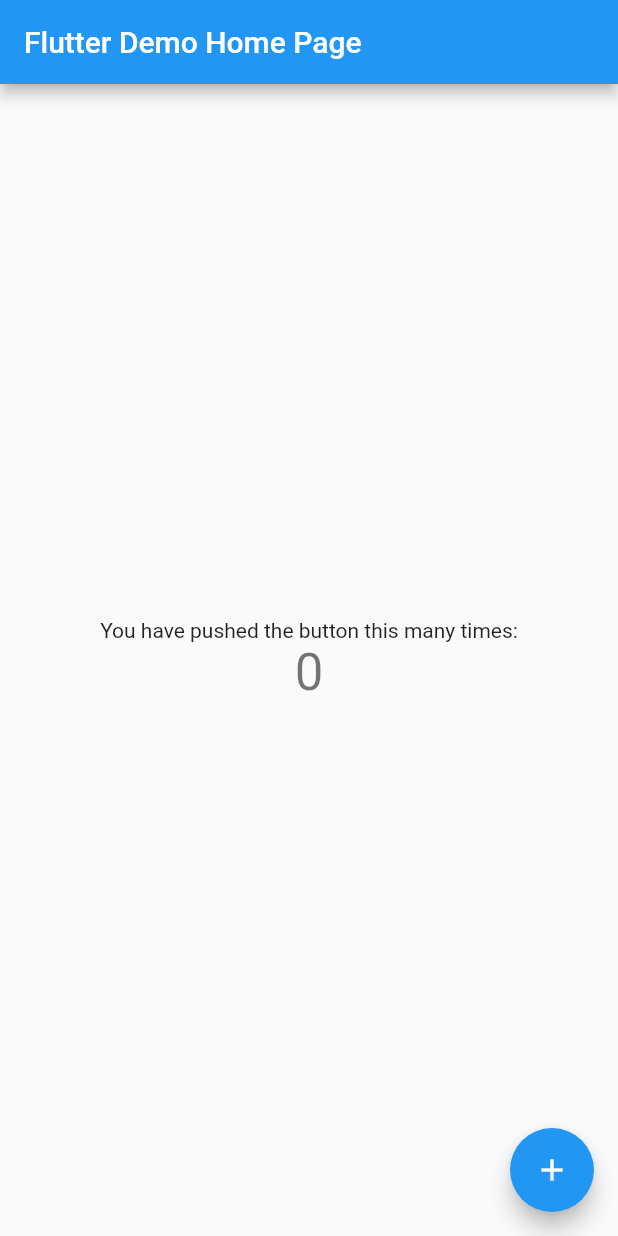
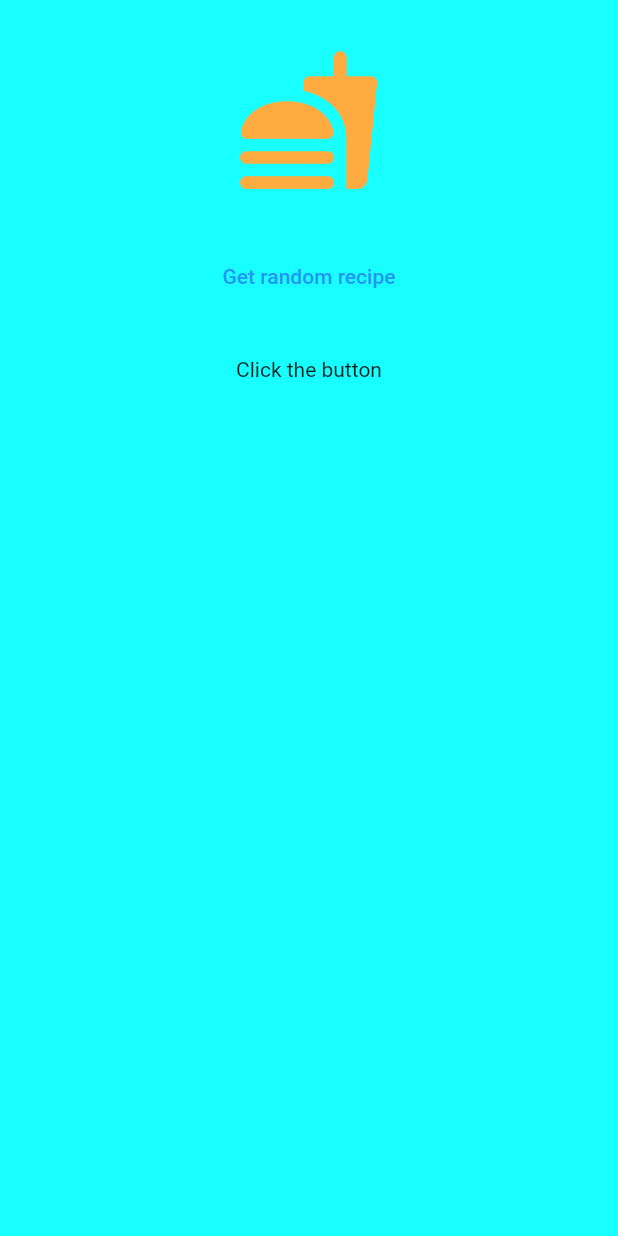
Before and after one commit to Flashrow/RandomLunch, a Flutter app: the screen it shows after launch, on a phone screen of 412 x 824 dp. Run offline on Flutter 3.47's test engine with Material 2 defaults, Android fonts, the phone set to English and light mode, and no system bars; our stand-ins replace bloc, dio, flutter_bloc, flutter_dotenv, flutter_secure_storage, freezed_annotation and 5 more; generated files the repository leaves out were written again.

Commit message:
dependency injection, presentation layer

```diff
--- a/lib/main.dart
+++ b/lib/main.dart
@@ -1,11 +1,36 @@
+import 'dart:async';
+
 import 'package:flutter/material.dart';
+import 'package:flutter_dotenv/flutter_dotenv.dart';
+import 'package:logger/logger.dart';
+import 'package:random_lunch/src/presentation/views/base_screen.dart';
 
-void main() {
-  runApp(const MyApp());
+import 'injection.dart' as service_locator;
+
+void main() async {
+  GlobalKey<NavigatorState> navigatorKey = GlobalKey<NavigatorState>();
+  runZonedGuarded(() async {
+    WidgetsFlutterBinding.ensureInitialized();
+    try {
+      await dotenv.load(fileName: ".env");
+    } catch (e) {
+      Logger().i("Dotenv not loaded");
+      Logger().i(e);
+    }
+    service_locator.init();
+    runApp(MyApp(key: navigatorKey));
+  }, (error, stackTrace) {
+    if (navigatorKey.currentContext != null) {
+      ScaffoldMessenger.of(navigatorKey.currentContext!)
+          .showSnackBar(const SnackBar(
+        content: Text("Error occurred"),
+      ));
+    }
+  });
 }
 
 class MyApp extends StatelessWidget {
-  const MyApp({Key? key}) : super(key: key);
+  MyApp({Key? key}) : super(key: key);
 
   @override
   Widget build(BuildContext context) {
@@ -14,53 +39,7 @@ class MyApp extends StatelessWidget {
       theme: ThemeData(
         primarySwatch: Colors.blue,
       ),
-      home: const MyHomePage(title: 'Flutter Demo Home Page'),
+      home: BaseScreen(),
     );
   }
 }
-
-class MyHomePage extends StatefulWidget {
-  const MyHomePage({Key? key, required this.title}) : super(key: key);
-  final String title;
-
-  @override
-  State<MyHomePage> createState() => _MyHomePageState();
-}
-
-class _MyHomePageState extends State<MyHomePage> {
-  int _counter = 0;
-
-  void _incrementCounter() {
-    setState(() {
-      _counter++;
-    });
-  }
-
-  @override
-  Widget build(BuildContext context) {
-    return Scaffold(
-      appBar: AppBar(
-        title: Text(widget.title),
-      ),
-      body: Center(
-        child: Column(
-          mainAxisAlignment: MainAxisAlignment.center,
-          children: <Widget>[
-            const Text(
-              'You have pushed the button this many times:',
-            ),
-            Text(
-              '$_counter',
-              style: Theme.of(context).textTheme.headline4,
-            ),
-          ],
-        ),
-      ),
-      floatingActionButton: FloatingActionButton(
-        onPressed: _incrementCounter,
-        tooltip: 'Increment',
-        child: const Icon(Icons.add),
-      ),
-    );
-  }
-}
--- a/lib/src/data/data_sources/food_data_source.dart
+++ b/lib/src/data/data_sources/food_data_source.dart
@@ -1,9 +1,9 @@
 import 'package:random_lunch/src/data/models/food_trivia_model.dart';
-import 'package:random_lunch/src/data/models/recipe_model.dart';
+import 'package:random_lunch/src/data/models/recipes_model.dart';
 
 abstract class FoodDataSource {
   Future<FoodTriviaModel> getRandomFoodTrivia();
-  Future<List<RecipeModel>> getRandomRecipe({
+  Future<RecipesModel> getRandomRecipe({
     required bool limitLicense,
     required String tags,
     required int number,
--- a/lib/src/data/data_sources/remote_data_source/endpoints.dart
+++ b/lib/src/data/data_sources/remote_data_source/endpoints.dart
@@ -1,4 +1,4 @@
 class Endpoints {
-  static const String randomFoodTrivia = ""; // TODO
-  static const String randomRecipe = ""; // TODO
+  static const String randomFoodTrivia = "/food/trivia/random";
+  static const String randomRecipe = "/recipes/random";
 }
--- a/lib/src/data/data_sources/remote_data_source/food_remote_data_source.dart
+++ b/lib/src/data/data_sources/remote_data_source/food_remote_data_source.dart
@@ -5,6 +5,7 @@ import 'package:random_lunch/src/data/models/recipe_model.dart';
 import 'package:retrofit/http.dart';
 
 import '../../models/food_trivia_model.dart';
+import '../../models/recipes_model.dart';
 import 'endpoints.dart';
 
 part 'food_remote_data_source.g.dart';
@@ -21,7 +22,7 @@ abstract class FoodRemoteDataSource implements FoodDataSource {
 
   @override
   @GET(Endpoints.randomRecipe)
-  Future<List<RecipeModel>> getRandomRecipe({
+  Future<RecipesModel> getRandomRecipe({
     @Body() required bool limitLicense,
     @Body() required String tags,
     @Body() required int number,
--- a/lib/src/data/repositories/food_repository_implementation.dart
+++ b/lib/src/data/repositories/food_repository_implementation.dart
@@ -1,7 +1,8 @@
 import 'package:random_lunch/src/data/data_sources/food_data_source.dart';
 import 'package:random_lunch/src/data/models/food_trivia_model.dart';
-import 'package:random_lunch/src/data/models/recipe_model.dart';
 import 'package:random_lunch/src/domain/repositories/food_repository.dart';
+
+import '../models/recipes_model.dart';
 
 class FoodRepositoryImplementation implements FoodRepository {
   FoodDataSource remoteFoodDatasource;
@@ -13,7 +14,7 @@ class FoodRepositoryImplementation implements FoodRepository {
       remoteFoodDatasource.getRandomFoodTrivia();
 
   @override
-  Future<List<RecipeModel>> getRandomRecipe(
+  Future<RecipesModel> getRandomRecipe(
           {required bool limitLicense,
           required String tags,
           required int number}) =>
--- a/lib/src/domain/entities/recipe.dart
+++ b/lib/src/domain/entities/recipe.dart
@@ -1,40 +1,40 @@
 import 'dart:core';
 
 class Recipe {
-  final int id;
-  final String title;
-  final String image;
-  final String imageType;
-  final int servings;
-  final int readyInMinutes;
-  final String license;
-  final String sourceName;
-  final String sourceUrl;
-  final String spoonacularSourceUrl;
-  final int aggregateLikes;
-  final double healthScore;
-  final double spoonacularScore;
-  final double pricePerServing;
-  final bool cheap;
-  final String creditsText;
-  final List<String> cuisines;
-  final bool dairyFree;
-  final List<String> diets;
-  final String gaps;
-  final bool glutenFree;
-  final String instructions;
-  final bool ketogenic;
-  final bool lowFodmap;
-  final List<String> occasions;
-  final bool sustainable;
-  final bool vegan;
-  final bool vegetarian;
-  final bool veryHealthy;
-  final bool veryPopular;
-  final bool whole30;
-  final int weightWatcherSmartPoints;
-  final List<String> dishTypes;
-  final String summary;
+  final int? id;
+  final String? title;
+  final String? image;
+  final String? imageType;
+  final int? servings;
+  final int? readyInMinutes;
+  final String? license;
+  final String? sourceName;
+  final String? sourceUrl;
+  final String? spoonacularSourceUrl;
+  final int? aggregateLikes;
+  final double? healthScore;
+  final double? spoonacularScore;
+  final double? pricePerServing;
+  final bool? cheap;
+  final String? creditsText;
+  final List<String>? cuisines;
+  final bool? dairyFree;
+  final List<String>? diets;
+  final String? gaps;
+  final bool? glutenFree;
+  final String? instructions;
+  final bool? ketogenic;
+  final bool? lowFodmap;
+  final List<String>? occasions;
+  final bool? sustainable;
+  final bool? vegan;
+  final bool? vegetarian;
+  final bool? veryHealthy;
+  final bool? veryPopular;
+  final bool? whole30;
+  final int? weightWatcherSmartPoints;
+  final List<String>? dishTypes;
+  final String? summary;
   // TODO extendedIngredients, winePairing
 
   const Recipe({
--- /dev/null
+++ b/lib/src/domain/entities/recipes.dart
@@ -0,0 +1,8 @@
+import 'package:random_lunch/src/domain/entities/recipe.dart';
+
+class Recipes {
+  final List<Recipe> recipes;
+  const Recipes({
+    required this.recipes,
+  });
+}
--- a/lib/src/domain/repositories/food_repository.dart
+++ b/lib/src/domain/repositories/food_repository.dart
@@ -1,8 +1,9 @@
 import 'package:random_lunch/src/domain/entities/food_trivia.dart';
-import 'package:random_lunch/src/domain/entities/recipe.dart';
+
+import '../entities/recipes.dart';
 
 abstract class FoodRepository {
-  Future<List<Recipe>> getRandomRecipe({
+  Future<Recipes> getRandomRecipe({
     required bool limitLicense,
     required String tags,
     required int number,
--- a/lib/src/domain/usecases/get_random_food_trivia_usecase.dart
+++ b/lib/src/domain/usecases/get_random_food_trivia_usecase.dart
@@ -1,6 +1,8 @@
+import 'package:injectable/injectable.dart';
 import 'package:random_lunch/src/domain/entities/food_trivia.dart';
 import 'package:random_lunch/src/domain/repositories/food_repository.dart';
 
+@injectable
 class GetRandomFoodTriviaUseCase {
   final FoodRepository repository;
 
--- a/lib/src/domain/usecases/get_random_recipe_usecase.dart
+++ b/lib/src/domain/usecases/get_random_recipe_usecase.dart
@@ -1,13 +1,15 @@
+import 'package:injectable/injectable.dart';
 import 'package:random_lunch/src/domain/repositories/food_repository.dart';
 
-import '../entities/recipe.dart';
+import '../entities/recipes.dart';
 
+@injectable
 class GetRandomRecipeUseCase {
   final FoodRepository repository;
 
   GetRandomRecipeUseCase(this.repository);
 
-  Future<List<Recipe>> call(
+  Future<Recipes> call(
           {bool limitLicense = false, String tags = "", int number = 1}) =>
       repository.getRandomRecipe(
           limitLicense: limitLicense, tags: tags, number: number);
--- /dev/null
+++ b/lib/src/presentation/blocs/random_recipe/random_recipe_cubit.dart
@@ -0,0 +1,29 @@
+import 'package:bloc/bloc.dart';
+import 'package:freezed_annotation/freezed_annotation.dart';
+import 'package:logger/logger.dart';
+import 'package:random_lunch/src/domain/entities/recipe.dart';
+import 'package:random_lunch/src/domain/usecases/get_random_recipe_usecase.dart';
+
+import '../../../domain/entities/recipes.dart';
+
+part 'random_recipe_cubit.freezed.dart';
+part 'random_recipe_state.dart';
+
+class RandomRecipeCubit extends Cubit<RandomRecipeState> {
+  final GetRandomRecipeUseCase _randomRecipeUseCase;
+  RandomRecipeCubit(this._randomRecipeUseCase) : super(const Initial());
+
+  getRandomRecipe() async {
+    Logger().i("getting random recipe");
+    emit(const Loading());
+    try {
+      final Recipes recipes = await _randomRecipeUseCase();
+      Logger().i("recipe fetched: ${recipes.recipes.first.title}");
+      emit(Loaded(recipes.recipes.first));
+    } catch (e) {
+      Logger().i("failed");
+      Logger().i(e);
+      emit(const Failed());
+    }
+  }
+}
--- /dev/null
+++ b/lib/src/presentation/blocs/random_recipe/random_recipe_state.dart
@@ -0,0 +1,9 @@
+part of 'random_recipe_cubit.dart';
+
+@Freezed()
+class RandomRecipeState with _$RandomRecipeState {
+  const factory RandomRecipeState.initial() = Initial;
+  const factory RandomRecipeState.loading() = Loading;
+  const factory RandomRecipeState.failed() = Failed;
+  const factory RandomRecipeState.loaded(Recipe recipe) = Loaded;
+}
--- /dev/null
+++ b/lib/src/presentation/views/base_screen.dart
@@ -0,0 +1,67 @@
+import 'package:flutter/material.dart';
+import 'package:flutter_bloc/flutter_bloc.dart';
+import 'package:logger/logger.dart';
+import 'package:random_lunch/src/presentation/blocs/random_recipe/random_recipe_cubit.dart';
+
+import '../../../injection.dart';
+
+class BaseScreen extends StatelessWidget {
+  BaseScreen({Key? key}) : super(key: key);
+  final RandomRecipeCubit randomRecipeCubit = getIt<RandomRecipeCubit>();
+
+  @override
+  Widget build(BuildContext context) {
+    return Scaffold(
+      backgroundColor: Colors.cyanAccent,
+      body: SafeArea(
+        child: Center(
+          child: Column(
+            crossAxisAlignment: CrossAxisAlignment.center,
+            children: [
+              const SizedBox(height: 30),
+              const Icon(
+                Icons.fastfood_rounded,
+                color: Colors.orangeAccent,
+                size: 100,
+              ),
+              const SizedBox(height: 30),
+              TextButton(
+                onPressed: () {
+                  Logger().i("get random recipe button clicked");
+                  randomRecipeCubit.getRandomRecipe();
+                },
+                child: const Text("Get random recipe"),
+              ),
+              const SizedBox(height: 30),
+              BlocBuilder<RandomRecipeCubit, RandomRecipeState>(
+                bloc: randomRecipeCubit,
+                builder: (context, state) {
+                  if (state is Loading) {
+                    return const CircularProgressIndicator();
+                  } else if (state is Loaded) {
+                    return Padding(
+                      padding: const EdgeInsets.symmetric(horizontal: 20),
+                      child: Column(
+                        children: [
+                          Text(
+                            state.recipe.title ?? "no title",
+                            textAlign: TextAlign.center,
+                          ),
+                          Text(
+                            "ready in ${state.recipe.readyInMinutes} mins",
+                            textAlign: TextAlign.center,
+                          ),
+                        ],
+                      ),
+                    );
+                  }
+                  return const Text("Click the button");
+                },
+              ),
+            ],
+          ),
+        ),
+      ),
+    );
+  }
+}
```
Also changed, not shown: lib/injection.dart (added, +51 -0 lines), lib/src/data/data_sources/remote_data_source/dio_client.dart (+6 -6 lines), lib/src/data/models/recipe_model.dart (+34 -34 lines), lib/src/data/models/recipes_model.dart (added, +18 -0 lines), pubspec.yaml (+7 -1 lines), lib/src/data/data_sources/remote_data_source/food_remote_data_source.g.dart, lib/src/data/models/recipe_model.g.dart, lib/src/data/models/recipes_model.g.dart (added), 4 other files.
